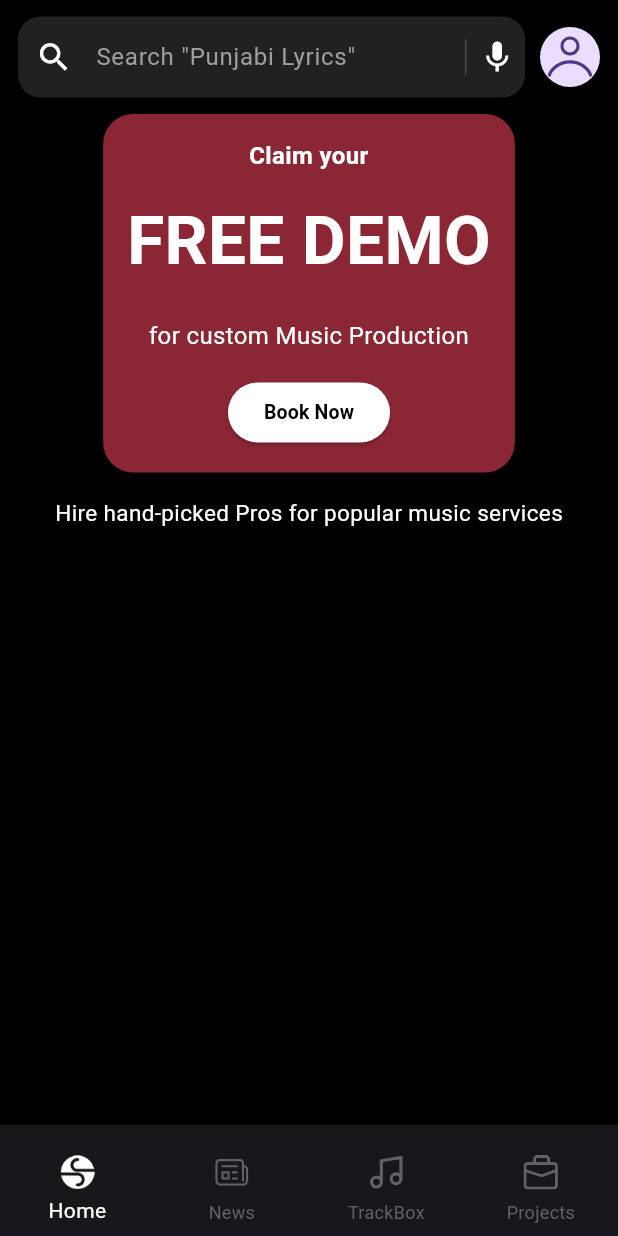
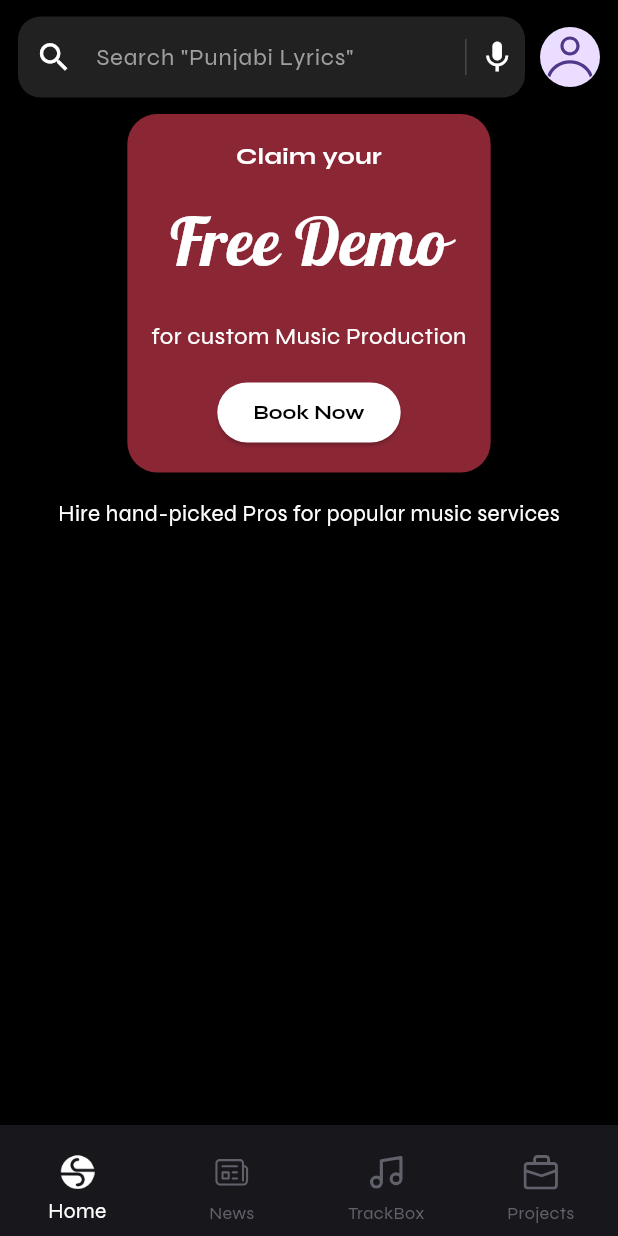
Before and after one commit to shenmareparas/S.Rocks.Music, a Flutter app: the screen it shows after launch, on a phone screen of 412 x 824 dp. Run offline on Flutter 3.47's test engine with Material 3 defaults, Android fonts, the phone set to English and light mode, and no system bars; our stand-ins replace cloud_firestore, firebase_core, flutter_svg; accounts and stored records are empty.

Commit message:
updated fonts

```diff
--- a/lib/main.dart
+++ b/lib/main.dart
@@ -20,7 +20,9 @@ class MyApp extends StatelessWidget {
   Widget build(BuildContext context) {
     return MaterialApp(
       debugShowCheckedModeBanner: false,
-      theme: ThemeData.dark(),
+      theme: ThemeData.dark().copyWith(
+        textTheme: ThemeData.dark().textTheme.apply(fontFamily: 'Syne'),
+      ),
       home: HomeScreen(),
     );
   }
--- a/lib/views/widgets/banner_section.dart
+++ b/lib/views/widgets/banner_section.dart
@@ -26,11 +26,12 @@ class BannerSection extends StatelessWidget {
           ),
           SizedBox(height: 13),
           Text(
-            'FREE DEMO',
+            'Free Demo',
             style: TextStyle(
+              fontFamily: 'Lobster',
               color: Colors.white,
               fontSize: 45,
-              fontWeight: FontWeight.bold,
+              fontWeight: FontWeight.normal,
             ),
             textAlign: TextAlign.center,
           ),
```
Also changed, not shown: pubspec.yaml (+9 -21 lines), assets/fonts/Lobster-Regular.ttf (added), assets/fonts/Syne-Bold.ttf (added), assets/fonts/Syne-Regular.ttf (added).
